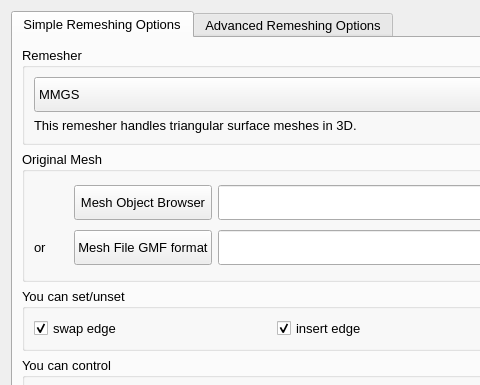
SalomePlatform/mmgplugin, file MyPlugDialog.ui: the form before one commit; both pictures show x 0 to 480 and y 0 to 385 of the 791 by 629 pixel window.
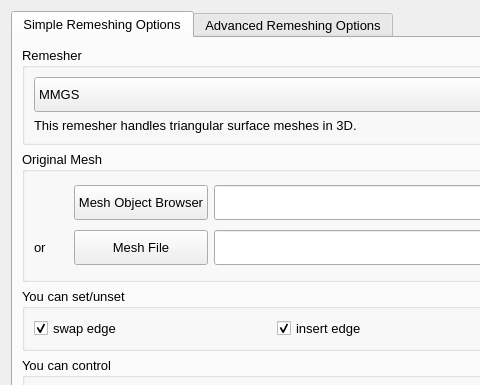
The form after the commit. The open tabs and pages were chosen to show the change.

Commit message: fix: GUI texts, tooltips

Diff of the .ui file:
```diff
--- a/MyPlugDialog.ui
+++ b/MyPlugDialog.ui
@@ -192,7 +192,7 @@
              </font>
             </property>
             <property name="text">
-             <string>Mesh File GMF format</string>
+             <string>Mesh File</string>
             </property>
             <property name="iconSize">
              <size>
```
Left out of the diff: 14 changed lines with no effect on the pictures. The commit also changes 1 other file.
